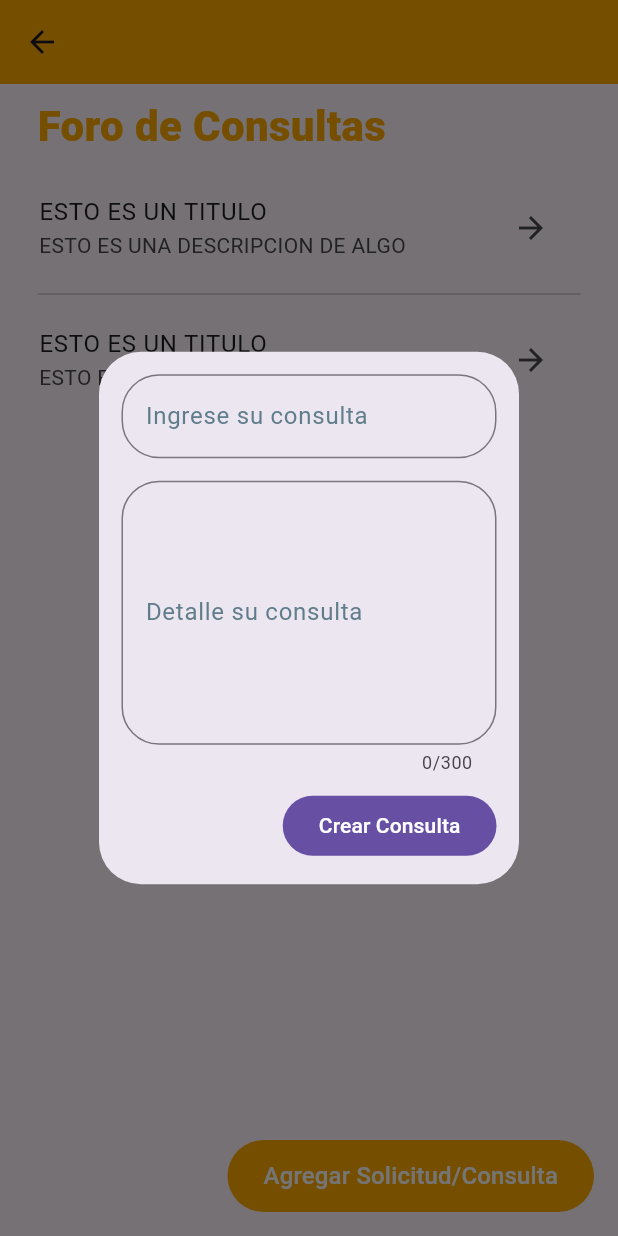
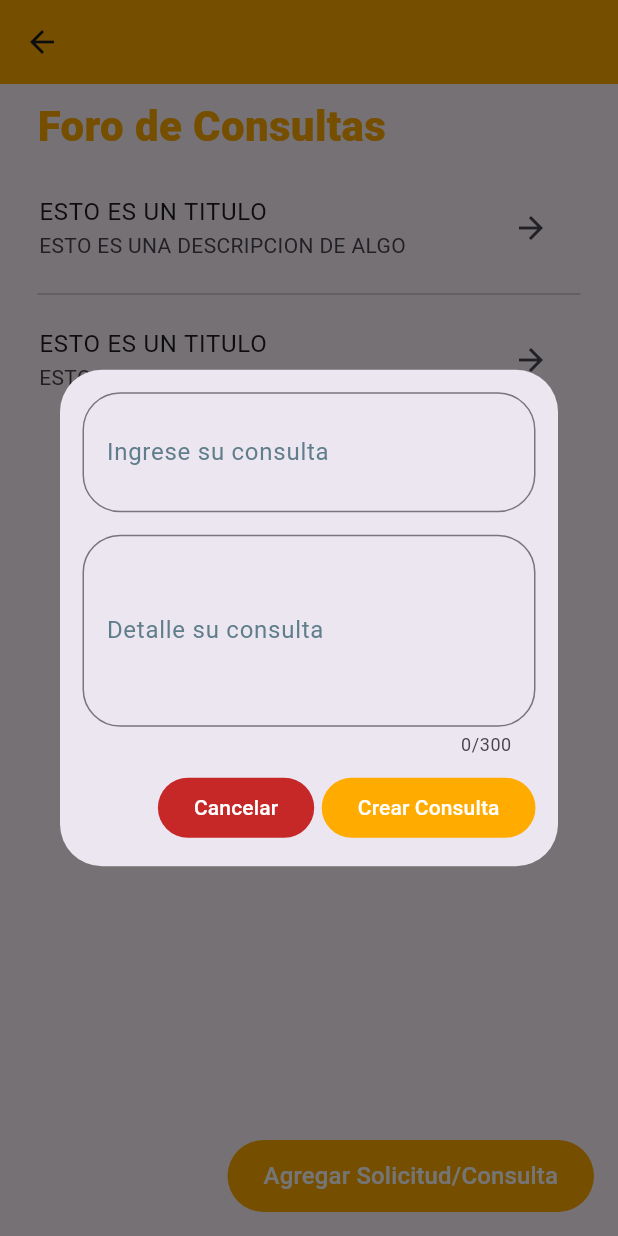
Before and after one commit to diazf3r/Residential_Access_clone, a Flutter app: the ForoPage screen opened directly, after a tap on "Agregar Solicitud/Consulta", on a phone screen of 412 x 824 dp. Run offline on Flutter 3.47's test engine with Material 3 defaults, Android fonts, the phone set to English and light mode, and no system bars; our stand-ins replace pretty_qr_code.

Commit message:
Retoques pagina foro

```diff
--- a/lib/pages/foro_page.dart
+++ b/lib/pages/foro_page.dart
@@ -36,7 +36,7 @@ class ForoPage extends StatelessWidget {
               child: ListView.separated(
                 itemCount: 2,
                 itemBuilder: (context, index) {
-                  return const ListConsultas(
+                  return ListConsultas(
                     title: 'ESTO ES UN TITULO',
                     description: 'ESTO ES UNA DESCRIPCION DE ALGO',
                   );
@@ -61,26 +61,45 @@ class ForoPage extends StatelessWidget {
                   actions: [
                     CustomInput(
                       controlador: tema,
+                      maxLines: 2,
                       dialogo: 'Ingrese su consulta',
                     ),
                     const SizedBox(height: 15),
                     CustomInput(
                       controlador: consulta,
                       dialogo: 'Detalle su consulta',
-                      maxLines: 6,
+                      maxLines: 4,
                       maxLength: 300,
                     ),
                     const SizedBox(height: 10),
-                    FilledButton(
-                      onPressed: () {},
-                      child: const Text('Crear Consulta'),
+                    Row(
+                      mainAxisAlignment: MainAxisAlignment.end,
+                      children: [
+                        FilledButton(
+                          style: FilledButton.styleFrom(
+                              backgroundColor: Colors.red[800]),
+                          onPressed: () {
+                            Navigator.pop(context);
+                            tema.text = '';
+                            consulta.text = '';
+                          },
+                          child: const Text('Cancelar'),
+                        ),
+                        const SizedBox(width: 5),
+                        FilledButton(
+                          style: FilledButton.styleFrom(
+                              backgroundColor: Colors.amberAccent[700]),
+                          onPressed: () {},
+                          child: const Text('Crear Consulta'),
+                        ),
+                      ],
                     ),
                   ],
                 );
               });
         },
         style: FilledButton.styleFrom(backgroundColor: Colors.amberAccent[700]),
-        child: Text(
+        child: const Text(
           'Agregar Solicitud/Consulta',
           style: TextStyle(fontSize: 16, height: 3),
         ),
--- a/lib/widgets/list_consultas.dart
+++ b/lib/widgets/list_consultas.dart
@@ -6,9 +6,13 @@ class ListConsultas extends StatelessWidget {
     super.key,
     required this.title,
     required this.description,
+    this.titleRespuesta,
+    this.respuesta,
   });
   final String title;
   final String description;
+  final String? titleRespuesta;
+  final String? respuesta;
 
   @override
   Widget build(BuildContext context) {
@@ -34,8 +38,8 @@ class ListConsultas extends StatelessWidget {
                         backgroundColor: Colors.amberAccent[100],
                       ),
                       ConversationCard(
-                        title: 'RESPUESTA',
-                        description: 'ESTA ES UNA RESPUESTA',
+                        title: titleRespuesta ?? 'Esperando Respuesta...',
+                        description: respuesta ?? '',
                         titleAlignment: Alignment.centerRight,
                         descriptionAlignment: Alignment.centerRight,
                         backgroundColor: Colors.orange[300],
```
Also changed, not shown: lib/src/pages/principal.dart (deleted).
